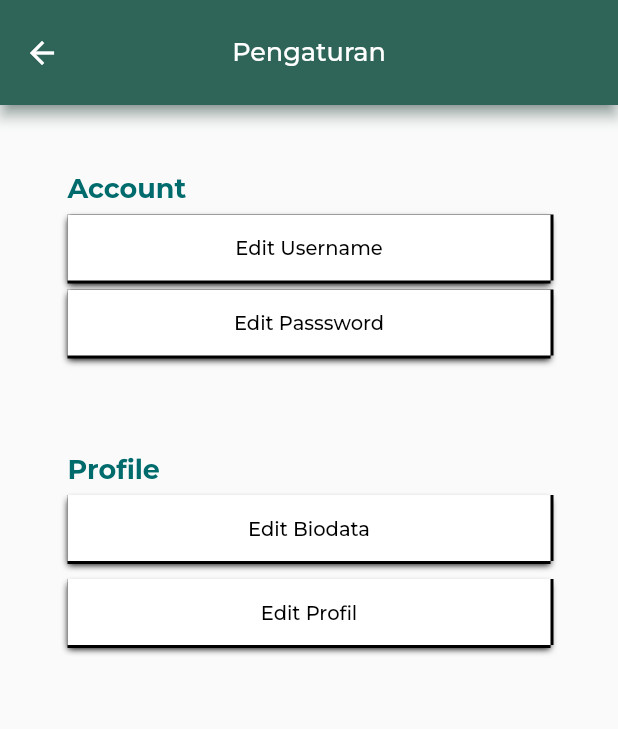
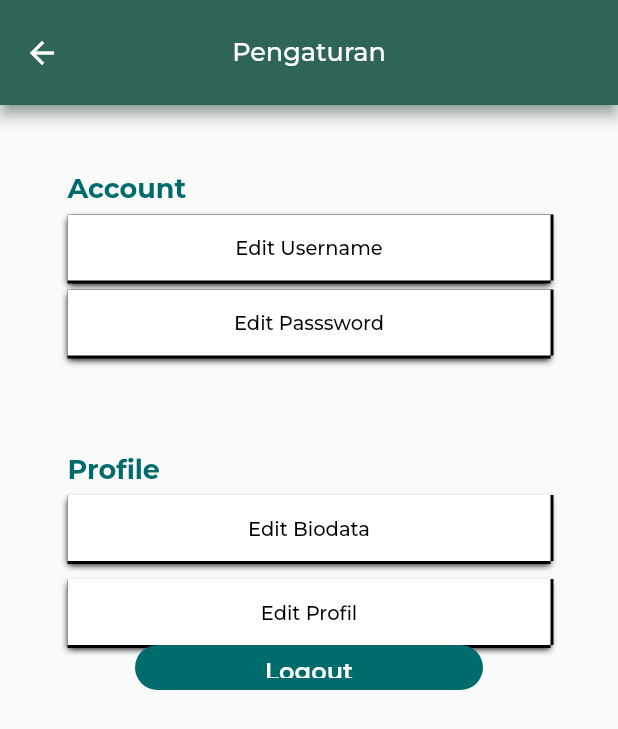
Before and after one commit to W1Z-H4L/uyee, a Flutter app: the Pengaturan screen opened by its route, on a phone screen of 412 x 824 dp. Shown: the top 729 px of the screen. Run offline on Flutter 3.47's test engine with Material 2 defaults, Android fonts, the phone set to English and light mode, and no system bars; our stand-ins replace curved_navigation_bar, google_fonts, percent_indicator, shared_preferences; missing offline and left inert: dart:html; accounts and stored records are empty.

Commit message:
edit pengaturan2

```diff
--- a/lib/ui/pages/setting/pengaturan.dart
+++ b/lib/ui/pages/setting/pengaturan.dart
@@ -183,7 +183,22 @@ class _Pengaturan extends State<Pengaturan> {
                       width: 277,
                       onPressed: () {
                         Navigator.pushNamed(context, '/edit-pro');
-                        }))),
+                      })),
+            ),
+            Container(
+                // height: 30,
+                // width: 150,
+                padding: EdgeInsets.only(
+                  left: 90,
+                  right: 90,
+                  bottom: 50,
+                ),
+                child: CustomFilledButton(
+                  height: 30,
+                  width: 150,
+                  title: 'Logout',
+                  onPressed: () {},
+                ))
           ],
         ));
   }
```
Lines whose indentation alone changed are shown as unchanged.
